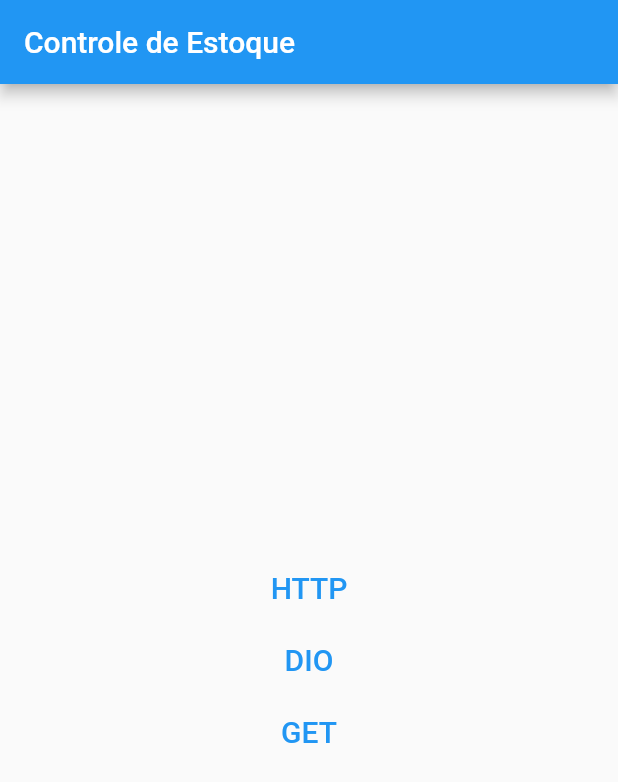
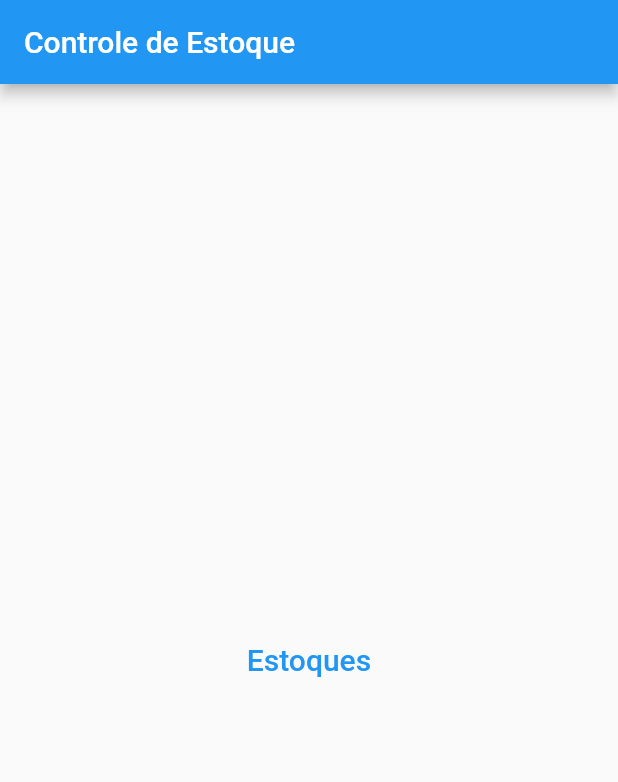
Before and after one commit to Carolinejg/desafioFullStack, a Flutter app: the screen it shows after launch, on a phone screen of 412 x 824 dp. Shown: the top 782 px of the screen. Run offline on Flutter 3.47's test engine with Material 2 defaults, Android fonts, the phone set to English and light mode, and no system bars; our stand-ins replace get.

Commit message:
listando os estoques

```diff
--- a/frontend/lib/home/home_page.dart
+++ b/frontend/lib/home/home_page.dart
@@ -23,21 +23,7 @@ class HomePage extends StatelessWidget {
               onPressed: () => Get.toNamed('/http'),
               // ignore: prefer_const_constructors
               child: Text(
-                'HTTP',
-                style: TextStyle(fontSize: 20),
-              ),
-            ),
-            TextButton(
-              onPressed: () {},
-              child: Text(
-                'DIO',
-                style: TextStyle(fontSize: 20),
-              ),
-            ),
-            TextButton(
-              onPressed: () {},
-              child: Text(
-                'GET',
+                'Estoques',
                 style: TextStyle(fontSize: 20),
               ),
             )
--- a/frontend/lib/home/http/htpp_controller.dart
+++ b/frontend/lib/home/http/htpp_controller.dart
@@ -25,6 +25,8 @@ class HttpController extends GetxController with StateMixin{
       final dados = await _httpRepository.findAllControleEstoque();
       change(dados, status: RxStatus.success());
     }catch (e) {
+      // ignore: avoid_print
+      print(e);
         change([], status: RxStatus.error('Erro ao buscar controle'));
     }
 
--- a/frontend/lib/home/http/repository/controle_estoque_repository.dart
+++ b/frontend/lib/home/http/repository/controle_estoque_repository.dart
@@ -8,9 +8,10 @@ class ControleEstoqueRepository implements IControleEstoqueRepository{
   @override
   Future<List<ControleEstoqueModel>> findAllControleEstoque() async  {
     try {
-      final response = await http.get(Uri.parse('http://localhost:8080/estoque'));
-      final List<dynamic> responseMap = jsonDecode(response.body);
+      final response = await http.get(Uri.parse('http://10.0.0.103:8080/estoque'));
+      final responseMap = jsonDecode(response.body);
       return responseMap.map<ControleEstoqueModel>((resp) => ControleEstoqueModel.fromMap(resp)).toList();
+
 } catch (e) {
 
     rethrow;
```
Also changed, not shown: frontend/lib/home/http/http_page.dart (+3 -4 lines), frontend/lib/model/controle_estoque.dart (+6 -6 lines).
